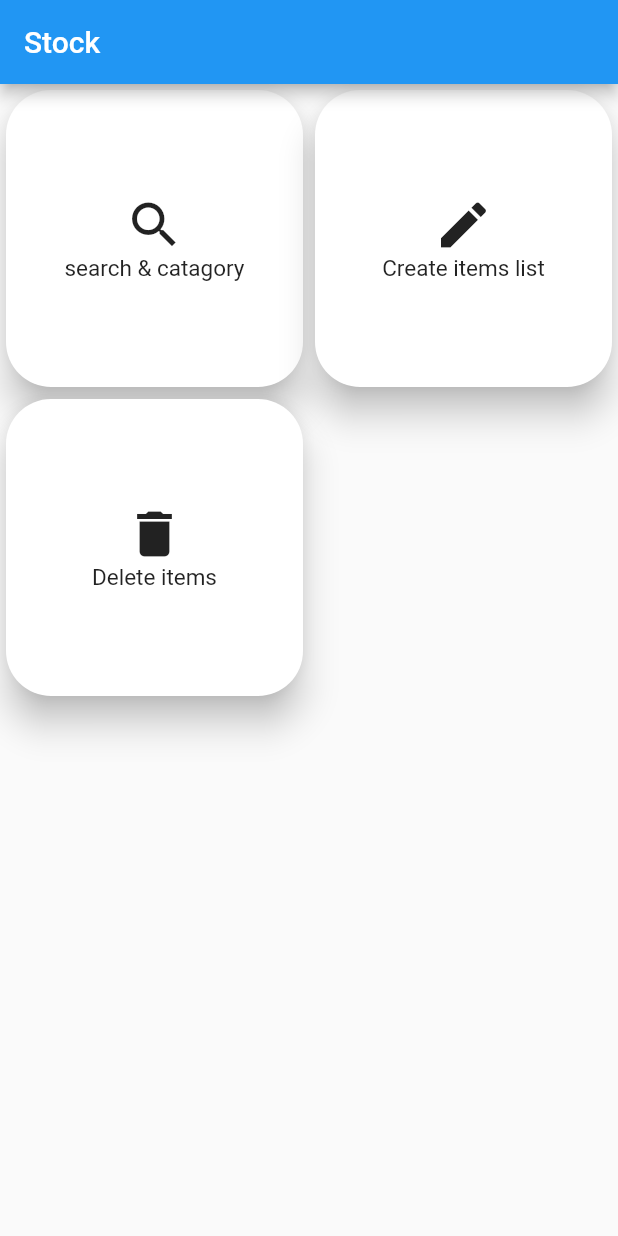
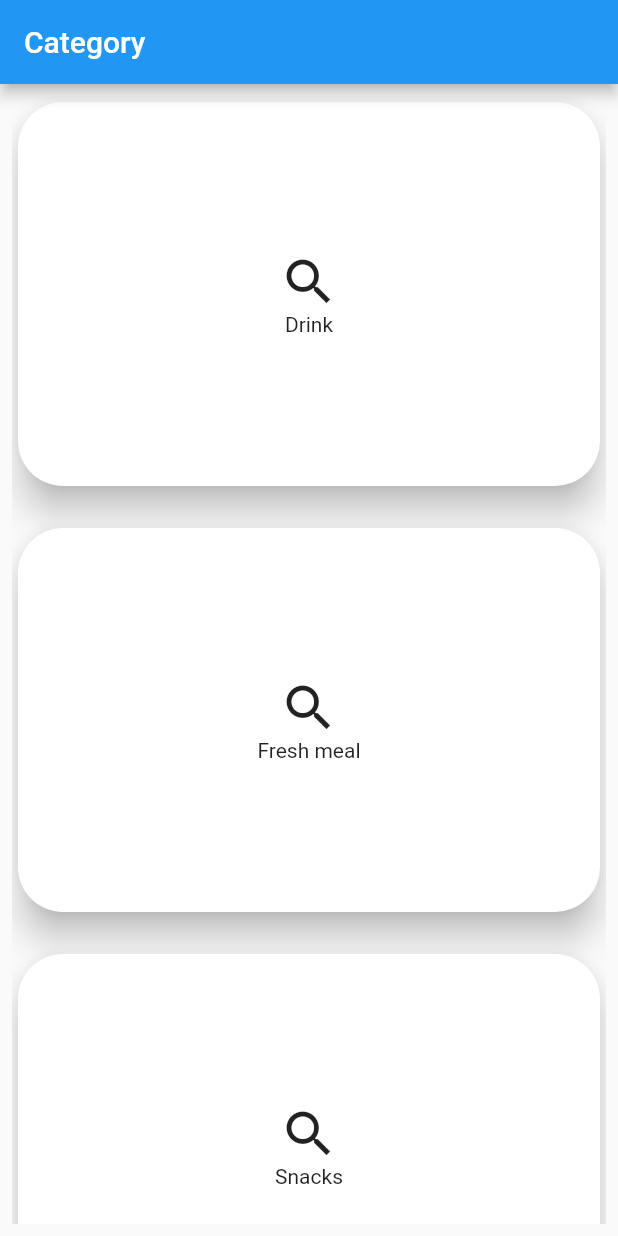
Before and after one commit to ChotongW/jiw_jiw, a Flutter app: the screen it shows after launch, on a phone screen of 412 x 824 dp. Run offline on Flutter 3.47's test engine with Material 2 defaults, Android fonts, the phone set to English and light mode, and no system bars; our stand-ins replace firebase_auth, firebase_core, flutter_svg, form_field_validator; accounts and stored records are empty.

Commit message:
Do list_item ui

```diff
--- /dev/null
+++ b/lib/item/list_item.dart
@@ -0,0 +1,64 @@
+import 'package:flutter/material.dart';
+import 'package:flutter/src/widgets/container.dart';
+import 'package:flutter/src/widgets/framework.dart';
+
+class itemList extends StatefulWidget {
+  const itemList({super.key});
+
+  @override
+  State<itemList> createState() => _itemListState();
+}
+
+class _itemListState extends State<itemList> {
+  @override
+  final List<String> myProducts = [
+    'Drink',
+    'Fresh meal',
+    'Snacks',
+    'Frozen & Processed Food',
+    'Pets',
+    'Household Goods',
+    'Shower',
+    'Mom and kids',
+    'Fresh Product',
+  ];
+  Widget build(BuildContext context) {
+    return Scaffold(
+      appBar: AppBar(
+        title: Text('Category '),
+      ),
+      body: Padding(
+        padding: const EdgeInsets.all(8.0),
+        // implement GridView.builder
+        child: GridView.builder(
+            gridDelegate: const SliverGridDelegateWithMaxCrossAxisExtent(
+                maxCrossAxisExtent: 500,
+                childAspectRatio: 3 / 2,
+                crossAxisSpacing: 20,
+                mainAxisSpacing: 20),
+            itemCount: myProducts.length,
+            itemBuilder: (BuildContext ctx, index) {
+              return Card(
+                elevation: 10,
+                shape: RoundedRectangleBorder(
+                    borderRadius: BorderRadius.circular(30)),
+                child: InkWell(
+                  onTap: () {},
+                  child: Center(
+                      child: Column(
+                    mainAxisAlignment: MainAxisAlignment.center,
+                    children: [
+                      Icon(
+                        Icons.search,
+                        size: 40,
+                      ),
+                      Text(myProducts[index])
+                    ],
+                  )),
+                ),
+              );
+            }),
+      ),
+    );
+  }
+}
--- a/lib/main.dart
+++ b/lib/main.dart
@@ -1,6 +1,8 @@
 import 'package:flutter/material.dart';
 import 'package:firebase_core/firebase_core.dart';
 import 'package:project_mobile_app/inventory.dart';
+import 'package:project_mobile_app/item/list_item.dart';
+import 'package:project_mobile_app/item/text.dart';
 import 'package:project_mobile_app/screens/wrapper.dart';
 import 'firebase_options.dart';
 import 'package:firebase_auth/firebase_auth.dart';
@@ -53,7 +55,7 @@ class MyApp extends StatelessWidget {
       ],
       child: MaterialApp(
         title: appTitle,
-        home: Stock(),
+        home: itemList(),
       ),
     );
   }
```
Also changed, not shown: lib/item/text.dart (added, +64 -0 lines).
